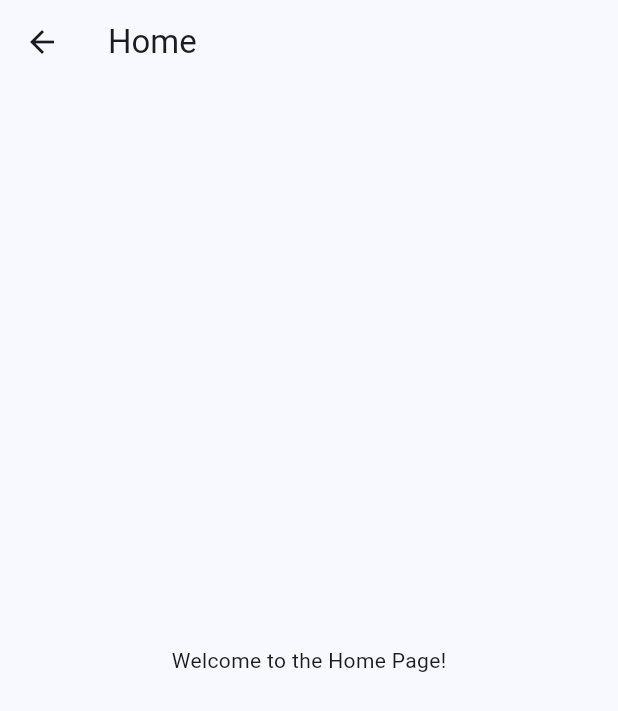
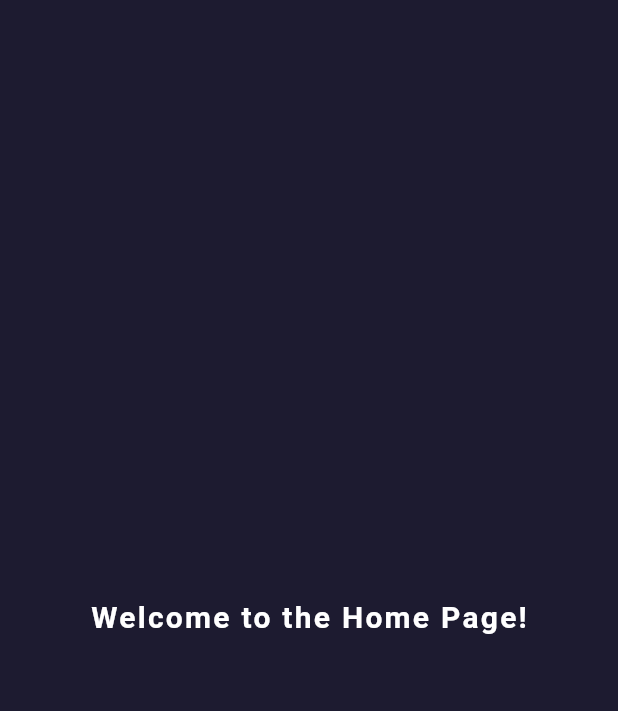
Before and after one commit to LazyDoomSlayer/flutter-amplify-auth-starter, a Flutter app: the HomePage screen opened by its route, on a phone screen of 412 x 824 dp. Shown: the top 711 px of the screen. Run offline on Flutter 3.47's test engine with Material 3 defaults, Android fonts, the light colour scheme and no system bars; missing offline and left inert: amplify_auth_cognito, amplify_core, amplify_flutter.

Commit message:
feat(features): Update default ui of homepage.

```diff
--- a/lib/features/home/home_page.dart
+++ b/lib/features/home/home_page.dart
@@ -1,4 +1,5 @@
 import 'package:flutter/material.dart';
+import 'package:flutter_amplify_auth_starter/theme/dark_colors.dart';
 
 class HomePage extends StatelessWidget {
   const HomePage({super.key});
@@ -6,9 +7,17 @@ class HomePage extends StatelessWidget {
   @override
   Widget build(BuildContext context) {
     return Scaffold(
-      appBar: AppBar(title: const Text('Home')),
+      backgroundColor: DarkColors.backgroundBody,
       body: const Center(
-        child: Text('Welcome to the Home Page!'),
+        child: Text(
+          'Welcome to the Home Page!',
+          style: TextStyle(
+            color: DarkColors.heading1Text,
+            fontSize: 20,
+            fontWeight: FontWeight.bold,
+            letterSpacing: 1.5,
+          ),
+        ),
       ),
     );
   }
```
